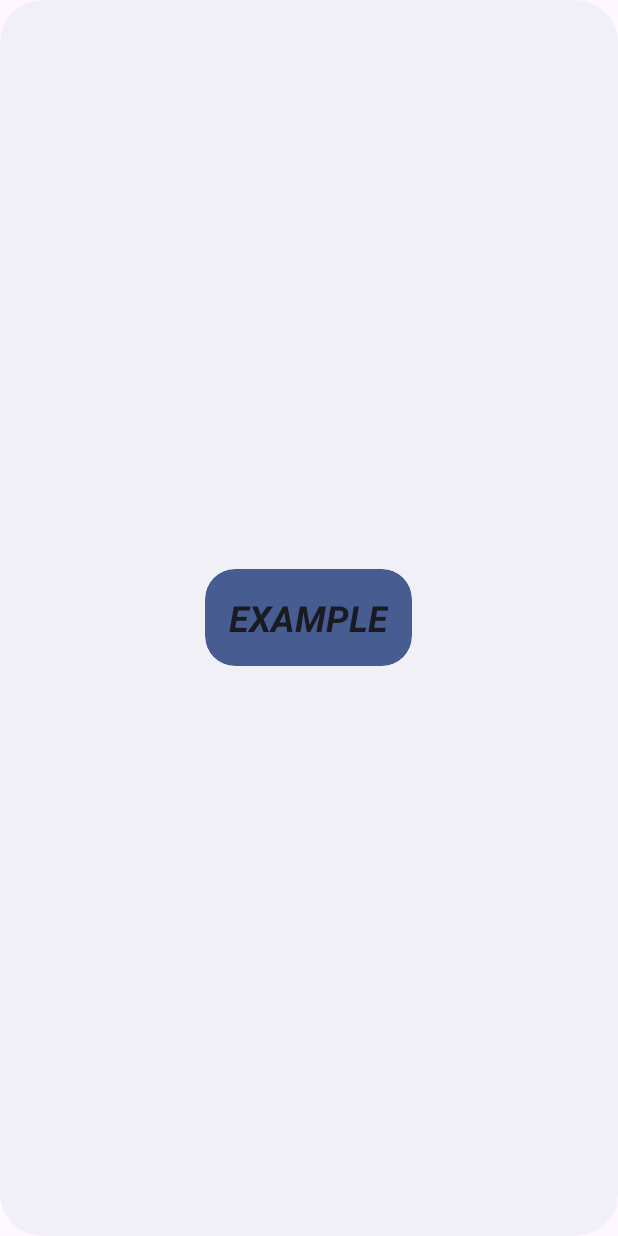
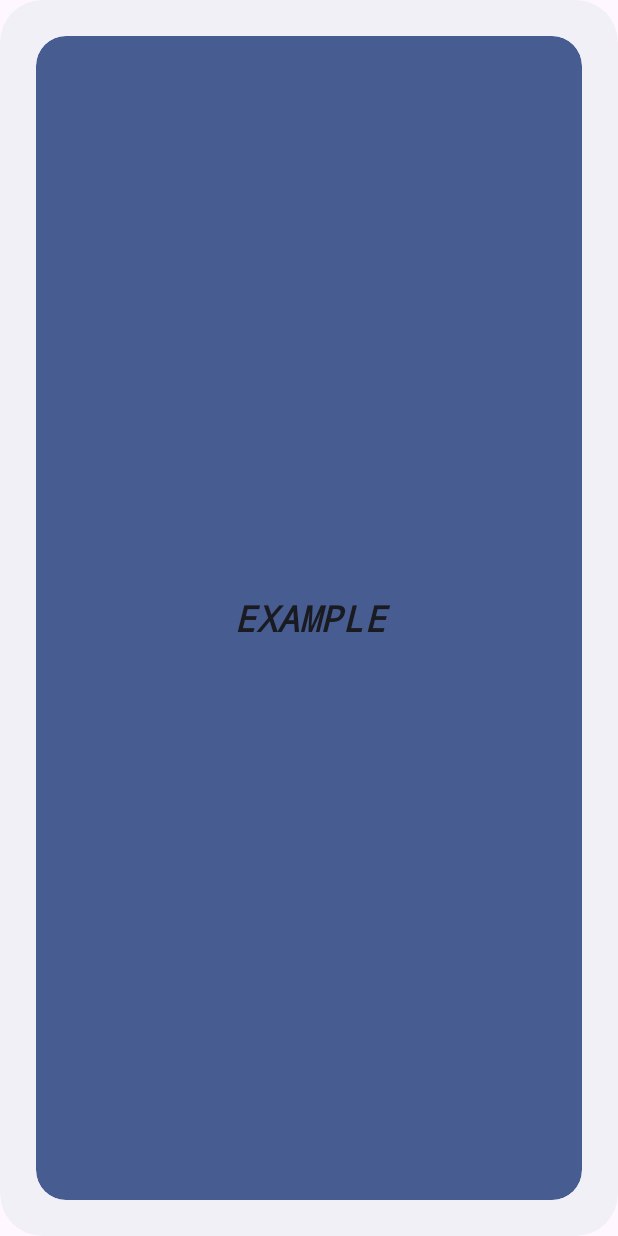
Before and after one commit to BManoj04/FoodDonation, an Android app: the layout food_donation_count.xml on its own in the app's theme, with its tools: preview values and no code run, on a phone screen of 412 x 824 dp. Run offline under Robolectric (Android 15) with nearby library versions, the phone set to English and light mode, and no system bars.

Commit message:
90% core functionality completed

```diff
--- a/app/src/main/res/layout/food_donation_count.xml
+++ b/app/src/main/res/layout/food_donation_count.xml
@@ -1,18 +1,23 @@
 <RelativeLayout xmlns:android="http://schemas.android.com/apk/res/android"
     style="@style/Widget.FoodDonation.AppWidget.Container"
     android:layout_width="match_parent"
-    android:layout_height="match_parent"
+    android:layout_height="wrap_content"
     android:theme="@style/Theme.FoodDonation.AppWidgetContainer">
 
     <TextView
         android:id="@+id/appwidget_text"
         style="@style/Widget.FoodDonation.AppWidget.InnerView"
-        android:layout_width="wrap_content"
-        android:layout_height="wrap_content"
-        android:layout_centerHorizontal="true"
-        android:layout_centerVertical="true"
-        android:layout_margin="8dp"
+        android:layout_width="match_parent"
+        android:layout_height="match_parent"
+        android:layout_centerInParent="true"
+        android:layout_marginStart="8dp"
+        android:layout_marginTop="8dp"
+        android:layout_marginEnd="8dp"
+        android:layout_marginBottom="8dp"
         android:contentDescription="@string/appwidget_text"
+        android:fontFamily="monospace"
+        android:foregroundGravity="center_vertical|center|center_horizontal"
+        android:gravity="center"
         android:text="@string/appwidget_text"
         android:textSize="24sp"
         android:textStyle="bold|italic" />
--- a/app/src/main/res/xml/food_donation_count_info.xml
+++ b/app/src/main/res/xml/food_donation_count_info.xml
@@ -8,7 +8,7 @@
     android:previewImage="@drawable/example_appwidget_preview"
     android:previewLayout="@layout/food_donation_count"
     android:resizeMode="horizontal|vertical"
-    android:targetCellWidth="4"
+    android:targetCellWidth="2"
     android:targetCellHeight="2"
     android:updatePeriodMillis="10"
     android:widgetCategory="home_screen|keyguard" />
```
Also changed, not shown: app/src/main/AndroidManifest.xml (+6 -6 lines), app/src/main/java/com/example/fooddonation/AppWidgetAlarm.java (added, +47 -0 lines), app/src/main/java/com/example/fooddonation/foodDonationCount.java (+36 -6 lines).
